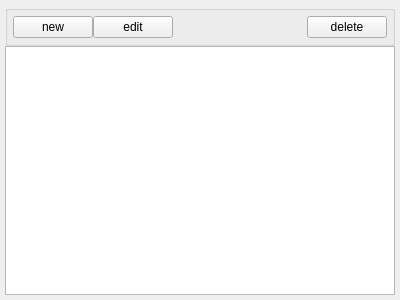
Before: the Qt Designer form tablewidget.ui in JupiterSoft/libSekura, drawn with Qt 5.
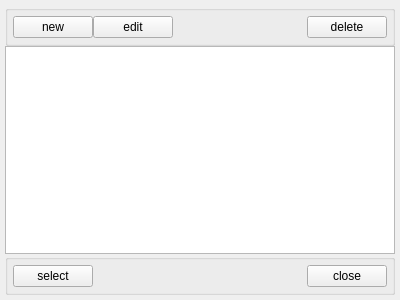
After: the same form once the commit is applied. Icons and pictures are not drawn.

Commit message: add select with table widget

What changed in the file:
```diff
--- a/tablewidget.ui
+++ b/tablewidget.ui
@@ -72,6 +72,50 @@
    <item>
     <widget class="QTableView" name="tableView"/>
    </item>
+   <item>
+    <widget class="QGroupBox" name="gbBottom">
+     <property name="title">
+      <string/>
+     </property>
+     <layout class="QHBoxLayout" name="horizontalLayout_2">
+      <item>
+       <widget class="QPushButton" name="pbSelect">
+        <property name="text">
+         <string>select</string>
+        </property>
+        <property name="icon">
+         <iconset resource="resources.qrc">
+          <normaloff>:/images/002-check.png</normaloff>:/images/002-check.png</iconset>
+        </property>
+       </widget>
+      </item>
+      <item>
+       <spacer name="horizontalSpacer_2">
+        <property name="orientation">
+         <enum>Qt::Horizontal</enum>
+        </property>
+        <property name="sizeHint" stdset="0">
+         <size>
+          <width>147</width>
+          <height>20</height>
+         </size>
+        </property>
+       </spacer>
+      </item>
+      <item>
+       <widget class="QPushButton" name="pbClose">
+        <property name="text">
+         <string>close</string>
+        </property>
+        <property name="icon">
+         <iconset resource="resources.qrc">
+          <normaloff>:/images/003-close.png</normaloff>:/images/003-close.png</iconset>
+        </property>
+       </widget>
+      </item>
+     </layout>
+    </widget>
+   </item>
   </layout>
  </widget>
  <layoutdefault spacing="0" margin="5"/>
```
Left out of the diff: 2 changed lines with no effect on the pictures. The commit also changes 9 other files.
